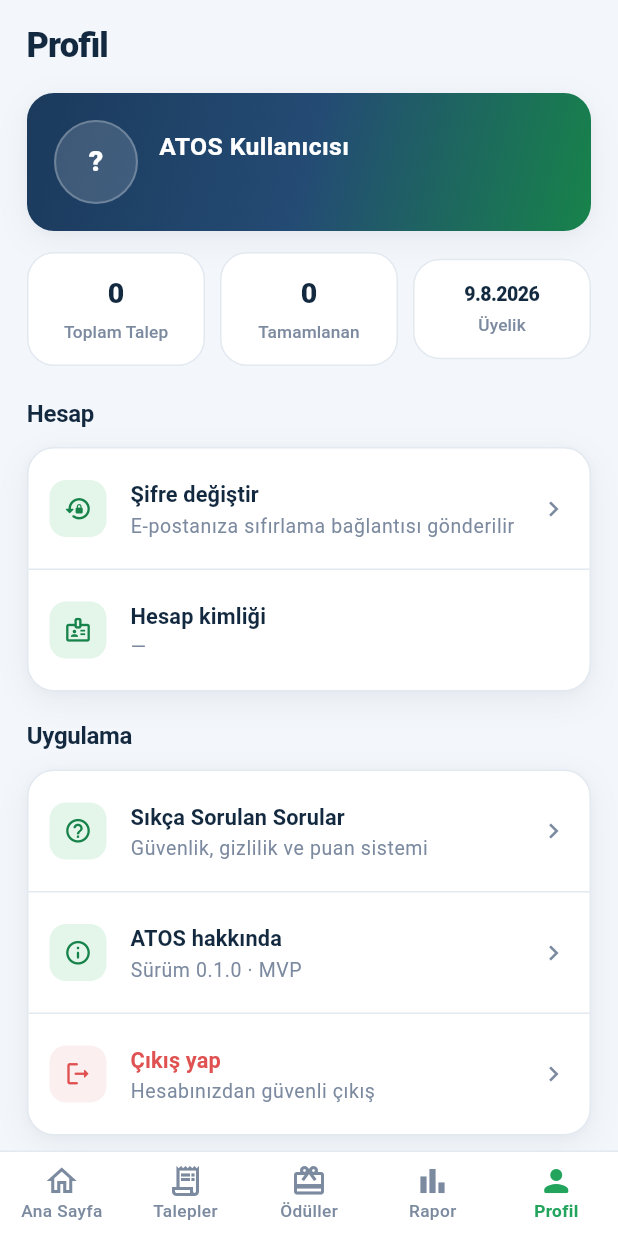
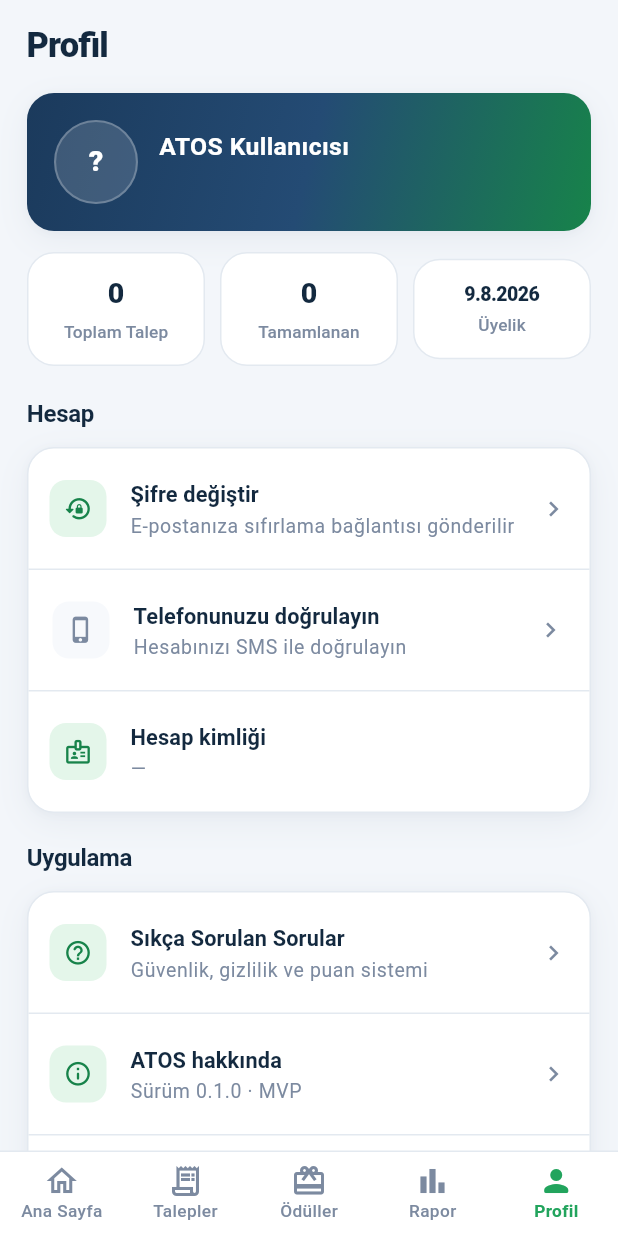
Before and after one commit to ismailbalci06/atik-toplama-app, a Flutter app: the MainShell screen opened directly, item 5 of the bottom bar chosen, on a phone screen of 412 x 824 dp. Run offline on Flutter 3.47's test engine with Material 3 defaults, Android fonts, the phone set to English and light mode, and no system bars; our stand-ins replace cloud_firestore, firebase_auth, firebase_core, flutter_riverpod, geolocator, google_maps_flutter; missing offline and left inert: dart:html, pointer_interceptor; accounts and stored records are empty.

Commit message:
feat: telefon dogrulama (opsiyonel, Firebase Phone Auth)
IZOLE: auth/ klasorune ve firestore.rules'a HIC dokunulmadi. Giris,
kayit, sifre sifirlama, cikis akislari bu modulden habersiz — buradaki
bir hata oturum akisini kiramaz. Yeni klasor: features/verification/.

NE YAPAR: Oturum ACIK kullanicinin hesabina telefon numarasi BAGLAR
(link). Yeni hesap acmaz. Basarili olunca numara Firebase tarafinda
user.phoneNumber alanina yazilir — yani "Doğrulanmış" rozeti bizim
uydurdugumuz bir bayrak DEGIL, kimlik saglayicisinin kaydidir ve
uygulamadan yazilamaz.

AKIS: Profil > Telefonunuzu dogrulayin -> numara -> (gorunmez reCAPTCHA)
-> SMS kodu -> baglama. Iki adimli, "numarayi degistir" ile geri donulur.

TrPhone: numara normalizasyonu saf fonksiyon olarak ayrildi. Kullanicinin
yazdigi her bicim ("0532 123 45 67", "+90...", "(0532) 123-45-67") tek
E.164 bicimine iner; sabit hat ve eksik/fazla hane reddedilir. Ekranda
numara MASKELI gosterilir (+90 5•• ••• •• 67) — tam numara gereksiz bir
kisisel veri ifsasidir.

Hata mesajlari Turkce ve eyleme donuk. Ozellikle operation-not-allowed
"Console > Authentication > Sign-in method > Phone acilmali" der; kurulum
sirasinda en sik karsilasilan hata budur.

Rozet canli guncellensin diye AYRI bir userChanges() akisi kullanildi;
AuthGate'i besleyen authStateProvider'a dokunulmadi.

PLATFORM: linkWithPhoneNumber Flutter'da web icindir (reCAPTCHA tabanli).
Uygulama web'de yayinlandigi icin hedef budur; mobilde anlasilir mesaj.

Test: test/phone_verification_test.dart (20 test) — normalizasyon sinir
vakalari, maskeleme, hata mesajlari, buton durumlari.
Toplam 91/91 widget + 61/61 kural. analyze 0.

Co-Authored-By: Claude Opus 5 <noreply@anthropic.com>

```diff
--- a/lib/features/profile/presentation/screens/profile_screen.dart
+++ b/lib/features/profile/presentation/screens/profile_screen.dart
@@ -5,6 +5,10 @@ import '../../../../core/constants/app_colors.dart';
 import '../../../../core/theme/app_theme.dart';
 import '../../../auth/data/auth_repository.dart';
 import '../../../faq/presentation/screens/faq_screen.dart';
+import '../../../verification/domain/tr_phone.dart';
+import '../../../verification/presentation/providers/verification_providers.dart';
+import '../../../verification/presentation/screens/phone_verification_screen.dart';
+
 import '../../../auth/presentation/providers/auth_providers.dart';
 import '../../../waste_request/domain/models/waste_request_model.dart';
 import '../../../waste_request/presentation/providers/waste_request_providers.dart';
@@ -142,6 +146,11 @@ class ProfileScreen extends ConsumerWidget {
                 subtitle: 'E-postanıza sıfırlama bağlantısı gönderilir',
                 onTap: () => _resetPassword(context, ref, user?.email),
               ),
+              const Divider(height: 1),
+              // TELEFON DOGRULAMA — opsiyonel.
+              // Rozet bizim tuttugumuz bir bayrak degil: Firebase Auth'un
+              // kendi `user.phoneNumber` kaydidir, uygulamadan yazilamaz.
+              _PhoneVerificationRow(),
               const Divider(height: 1),
               _MenuItem(
                 icon: Icons.badge_outlined,
@@ -375,3 +384,86 @@ class _MenuItem extends StatelessWidget {
     );
   }
 }
+
+/// Telefon dogrulama satiri — durumuna gore iki yuzu vardir:
+///   • dogrulanmis  -> maskeli numara + yesil "Doğrulanmış" rozeti
+///   • dogrulanmamis-> dogrulama ekranina davet
+///
+/// Rozetin kaynagi Firebase Auth'un `user.phoneNumber` alanidir. Bu alan
+/// uygulamadan yazilamaz; yalnizca SMS dogrulamasi basarili olunca kimlik
+/// saglayicisi tarafindan doldurulur. Yani "Doğrulanmış" etiketi bizim
+/// uydurdugumuz bir bayrak degildir.
+class _PhoneVerificationRow extends ConsumerWidget {
+  @override
+  Widget build(BuildContext context, WidgetRef ref) {
+    final phone = ref.watch(verifiedPhoneProvider).valueOrNull;
+    final verified = phone != null && phone.isNotEmpty;
+
+    return ListTile(
+      contentPadding: const EdgeInsets.symmetric(horizontal: 16, vertical: 4),
+      leading: Container(
+        width: 38,
+        height: 38,
+        decoration: BoxDecoration(
+          color: verified ? AppColors.successBg : AppColors.surfaceMuted,
+          borderRadius: BorderRadius.circular(11),
+        ),
+        child: Icon(
+          verified ? Icons.verified_rounded : Icons.phone_iphone_rounded,
+          size: 19,
+          color: verified ? AppColors.successInk : AppColors.textSecondary,
+        ),
+      ),
+      title: Row(
+        children: [
+          Flexible(
+            child: Text(
+              verified ? 'Telefon doğrulandı' : 'Telefonunuzu doğrulayın',
+              maxLines: 1,
+              overflow: TextOverflow.ellipsis,
+              style: Theme.of(context).textTheme.titleSmall,
+            ),
+          ),
+          if (verified) ...[
+            const SizedBox(width: 8),
+            Container(
+              padding: const EdgeInsets.symmetric(horizontal: 8, vertical: 3),
+              decoration: BoxDecoration(
+                color: AppColors.successBg,
+                borderRadius: BorderRadius.circular(AppTheme.radiusBadge),
+              ),
+              child: const Text(
+                'Doğrulanmış',
+                style: TextStyle(
+                  color: AppColors.successInk,
+                  fontSize: 10.5,
+                  fontWeight: FontWeight.w800,
+                ),
+              ),
+            ),
+          ],
+        ],
+      ),
+      subtitle: Text(
+        verified
+            ? TrPhone.mask(phone)
+            : 'Hesabınızı SMS ile doğrulayın',
+        style: Theme.of(context).textTheme.bodySmall,
+      ),
+      trailing: verified
+          ? null
+          : const Icon(Icons.chevron_right,
+              color: AppColors.textSecondary, size: 20),
+      onTap: verified
+          ? null
+          : () {
+              Haptics.tap();
+              Navigator.of(context).push(
+                MaterialPageRoute(
+                  builder: (_) => const PhoneVerificationScreen(),
+                ),
+              );
+            },
+    );
+  }
+}
--- /dev/null
+++ b/lib/features/verification/presentation/providers/verification_providers.dart
@@ -0,0 +1,18 @@
+import 'package:flutter_riverpod/flutter_riverpod.dart';
+
+import '../../data/phone_verification_repository.dart';
+
+final phoneVerificationRepositoryProvider =
+    Provider<PhoneVerificationRepository>(
+  (ref) => PhoneVerificationRepository(),
+);
+
+/// Oturumdaki hesabin DOGRULANMIS telefon numarasi (yoksa null).
+///
+/// AYRI BIR AKIS olmasi bilincli: `authStateProvider` AuthGate'i besliyor
+/// ve uygulamanin giris/cikis akisinin kalbi. Rozeti canli guncellemek
+/// icin ona dokunmak yerine kendi `userChanges()` akisimizi dinliyoruz —
+/// boylece bu modulun hicbir hatasi oturum akisini etkileyemez.
+final verifiedPhoneProvider = StreamProvider.autoDispose<String?>((ref) {
+  return ref.watch(phoneVerificationRepositoryProvider).watchVerifiedPhone();
+});
```
Also changed, not shown: lib/features/verification/data/phone_verification_repository.dart (added, +110 -0 lines), lib/features/verification/domain/tr_phone.dart (added, +69 -0 lines), lib/features/verification/presentation/screens/phone_verification_screen.dart (added, +282 -0 lines), 1 other file.
